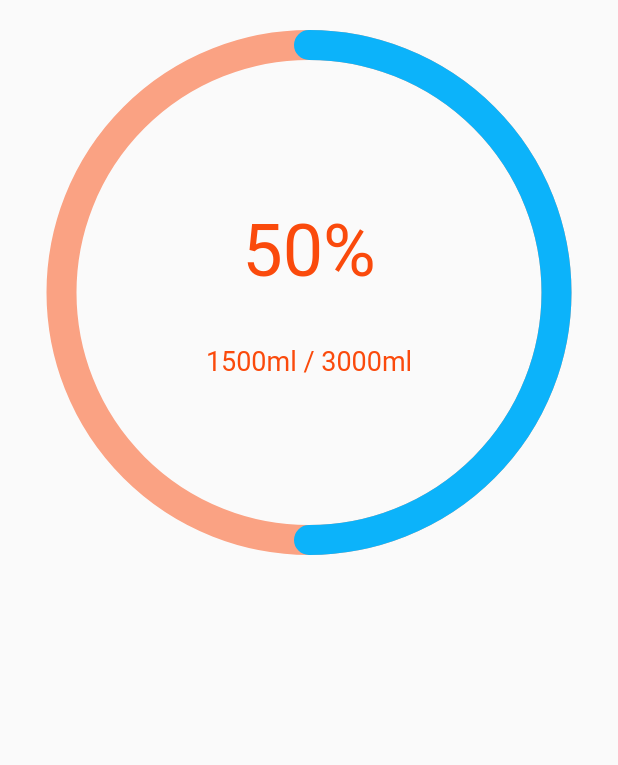
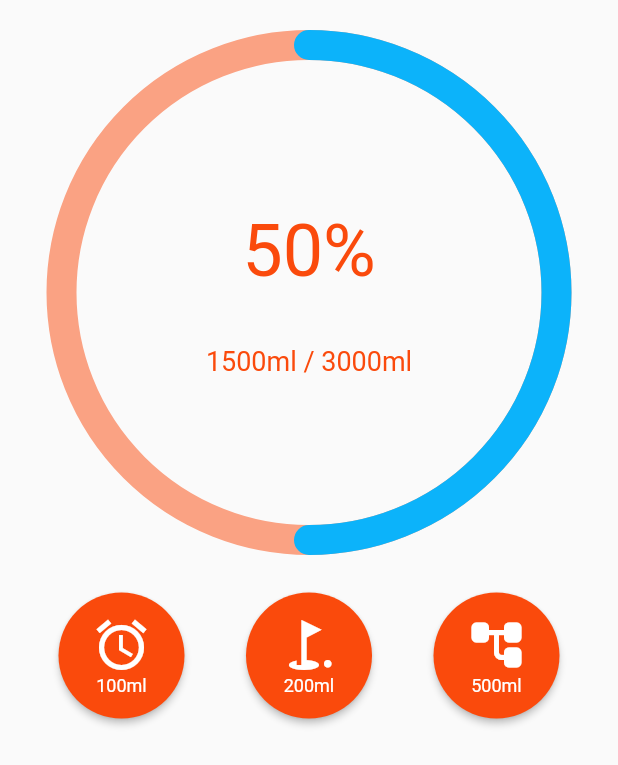
Before and after one commit to kizilcanali/be_healthy, a Flutter app: the screen it shows after launch, on a phone screen of 412 x 824 dp. Shown: the top 765 px of the screen. Run offline on Flutter 3.47's test engine with Material 2 defaults, Android fonts, the phone set to English and light mode, and no system bars; drawn by our look-alikes of percent_indicator; our stand-ins replace firebase_auth, firebase_core, flutter_icons, google_fonts, lottie, sqflite; accounts and stored records are empty.

Commit message:
custom water buttons

```diff
--- a/lib/Screens/water.dart
+++ b/lib/Screens/water.dart
@@ -1,4 +1,5 @@
 import 'package:be_healthy/Widgets/waterPage/customProgressBar.dart';
+import 'package:be_healthy/Widgets/waterPage/customWaterAmountButtons.dart';
 import 'package:flutter/material.dart';
 
 class Water extends StatefulWidget {
@@ -16,8 +17,25 @@ class _WaterState extends State<Water> {
         child: Column(
           children: [
             CustomProgressBar(percentage: percentage),
+            SizedBox(
+              height: 25,
+            ),
             Row(
-              children: [],
+              mainAxisAlignment: MainAxisAlignment.spaceEvenly,
+              children: [
+                CustomWaterButton(
+                  iconData: Icons.access_alarm_outlined,
+                  waterAmount: "100ml",
+                ),
+                CustomWaterButton(
+                  iconData: Icons.golf_course_sharp,
+                  waterAmount: "200ml",
+                ),
+                CustomWaterButton(
+                  iconData: Icons.account_tree_rounded,
+                  waterAmount: "500ml",
+                ),
+              ],
             )
           ],
         ),
--- /dev/null
+++ b/lib/widgets/waterPage/customWaterAmountButtons.dart
@@ -0,0 +1,33 @@
+import 'package:flutter/material.dart';
+
+class CustomWaterButton extends StatelessWidget {
+  IconData iconData;
+  String waterAmount;
+  CustomWaterButton({this.iconData, this.waterAmount});
+
+  @override
+  Widget build(BuildContext context) {
+    return RawMaterialButton(
+      onPressed: () {},
+      fillColor: Color(0xFFFA4A0C),
+      child: Column(
+        children: [
+          Icon(
+            iconData,
+            size: 40,
+            color: Colors.white,
+          ),
+          Text(
+            waterAmount,
+            style: TextStyle(
+              color: Colors.white,
+              fontSize: 12,
+            ),
+          )
+        ],
+      ),
+      padding: EdgeInsets.all(15),
+      shape: CircleBorder(),
+    );
+  }
+}
```
